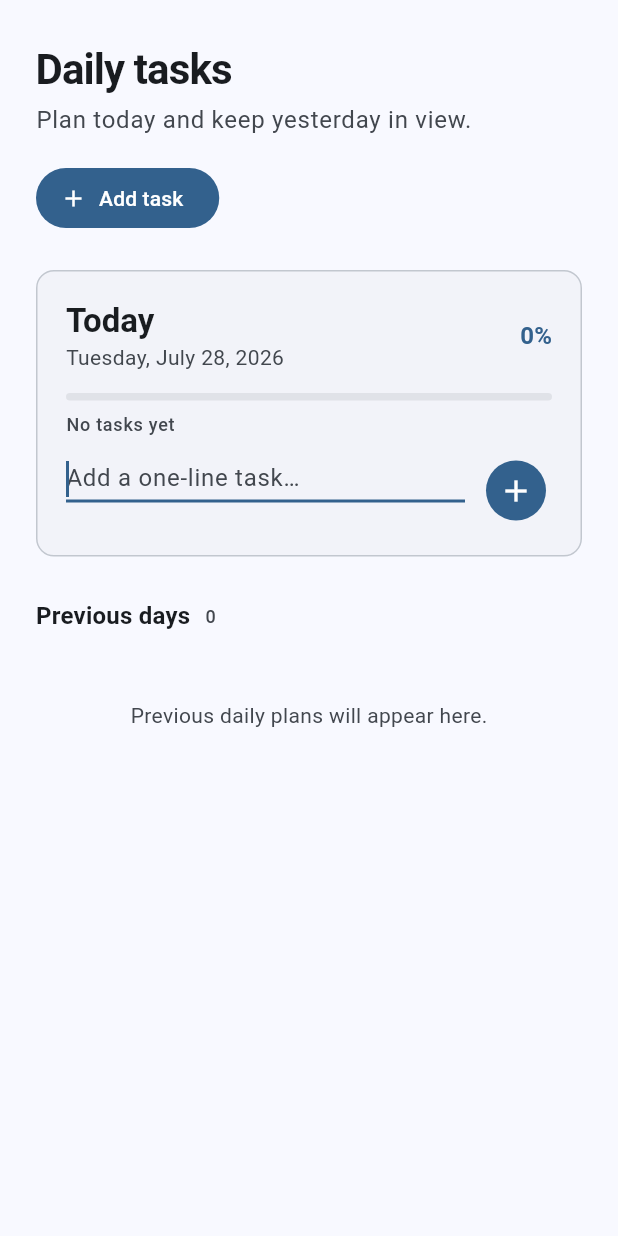
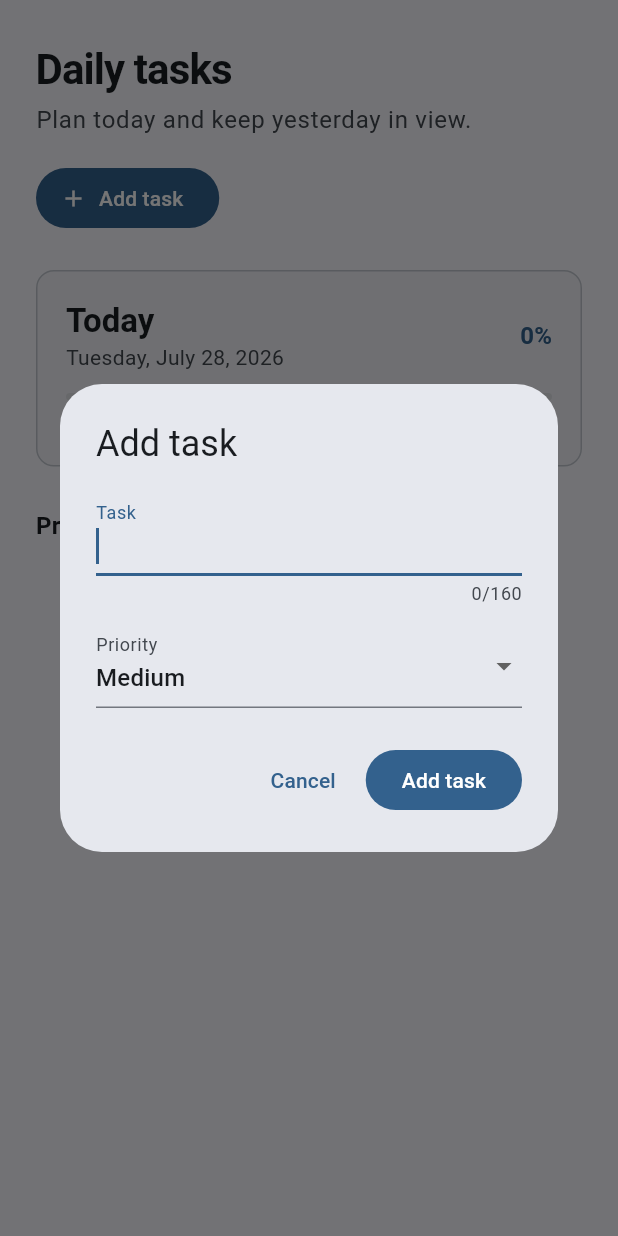
Before and after one commit to saiusesgithub/DailyHQ, a Flutter app: the DailyTasksPage widget shown alone on an empty page, opened directly with empty values, after a tap on "Add task", on a phone screen of 412 x 824 dp. Run offline on Flutter 3.47's test engine with Material 3 defaults, Android fonts, the phone set to English and light mode, and no system bars; our stand-ins replace cloud_firestore, firebase_auth, firebase_core, table_calendar; accounts and stored records are empty.

Commit message:
refactor: move daily task creation into a dialog

```diff
--- a/lib/features/daily_tasks/presentation/daily_tasks_page.dart
+++ b/lib/features/daily_tasks/presentation/daily_tasks_page.dart
@@ -3,6 +3,7 @@ import 'package:flutter/material.dart';
 import '../../../shared/widgets/page_header.dart';
 import '../data/daily_tasks_repository.dart';
 import '../domain/daily_task.dart';
+import '../domain/daily_task_priority.dart';
 
 class DailyTasksPage extends StatefulWidget {
   const DailyTasksPage({required this.userId, super.key});
@@ -15,9 +16,6 @@ class DailyTasksPage extends StatefulWidget {
 
 class _DailyTasksPageState extends State<DailyTasksPage> {
   late final DailyTasksRepository _repository;
-  final _taskController = TextEditingController();
-  final _taskFocusNode = FocusNode();
-  bool _isAdding = false;
 
   @override
   void initState() {
@@ -25,26 +23,17 @@ class _DailyTasksPageState extends State<DailyTasksPage> {
     _repository = DailyTasksRepository(userId: widget.userId);
   }
 
-  @override
-  void dispose() {
-    _taskController.dispose();
-    _taskFocusNode.dispose();
-    super.dispose();
-  }
+  Future<void> _addTask() async {
+    final task = await showDialog<_TaskDraft>(
+      context: context,
+      builder: (context) => const _TaskDialog(),
+    );
+    if (task == null) return;
 
-  Future<void> _addTask() async {
-    final title = _taskController.text.trim();
-    if (title.isEmpty || _isAdding) return;
-
-    setState(() => _isAdding = true);
     try {
-      await _repository.createTask(title, DateTime.now());
-      _taskController.clear();
-      _taskFocusNode.requestFocus();
+      await _repository.createTask(task.title, DateTime.now(), task.priority);
     } catch (error) {
       if (mounted) _showError('Could not add the task.', error);
-    } finally {
-      if (mounted) setState(() => _isAdding = false);
     }
   }
 
@@ -70,7 +59,7 @@ class _DailyTasksPageState extends State<DailyTasksPage> {
                   title: 'Daily tasks',
                   subtitle: 'Plan today and keep yesterday in view.',
                   action: FilledButton.icon(
-                    onPressed: _taskFocusNode.requestFocus,
+                    onPressed: _addTask,
                     icon: const Icon(Icons.add, size: 18),
                     label: const Text('Add task'),
                   ),
@@ -91,10 +80,6 @@ class _DailyTasksPageState extends State<DailyTasksPage> {
                       return _TasksTimeline(
                         tasks: snapshot.data ?? const [],
                         repository: _repository,
-                        taskController: _taskController,
-                        taskFocusNode: _taskFocusNode,
-                        isAdding: _isAdding,
-                        onAddTask: _addTask,
                         onError: _showError,
                       );
                     },
@@ -113,19 +98,11 @@ class _TasksTimeline extends StatelessWidget {
   const _TasksTimeline({
     required this.tasks,
     required this.repository,
-    required this.taskController,
-    required this.taskFocusNode,
-    required this.isAdding,
-    required this.onAddTask,
     required this.onError,
   });
 
   final List<DailyTask> tasks;
   final DailyTasksRepository repository;
-  final TextEditingController taskController;
-  final FocusNode taskFocusNode;
-  final bool isAdding;
-  final VoidCallback onAddTask;
   final void Function(String message, Object error) onError;
 
   @override
@@ -153,10 +130,6 @@ class _TasksTimeline extends StatelessWidget {
           date: today,
           tasks: todayTasks,
           repository: repository,
-          taskController: taskController,
-          taskFocusNode: taskFocusNode,
-          isAdding: isAdding,
-          onAddTask: onAddTask,
           onError: onError,
           isToday: true,
         ),
@@ -214,10 +187,6 @@ class _DayCard extends StatelessWidget {
     required this.repository,
     required this.onError,
     required this.isToday,
-    this.taskController,
-    this.taskFocusNode,
-    this.isAdding = false,
-    this.onAddTask,
   });
 
   final DateTime date;
@@ -225,10 +194,6 @@ class _DayCard extends StatelessWidget {
   final DailyTasksRepository repository;
   final void Function(String message, Object error) onError;
   final bool isToday;
-  final TextEditingController? taskController;
-  final FocusNode? taskFocusNode;
-  final bool isAdding;
-  final VoidCallback? onAddTask;
 
   @override
   Widget build(BuildContext context) {
@@ -319,40 +284,6 @@ class _DayCard extends StatelessWidget {
                   onError: onError,
                 ),
             ],
-            if (isToday) ...[
-              const SizedBox(height: 12),
-              Row(
-                crossAxisAlignment: CrossAxisAlignment.start,
-                children: [
-                  Expanded(
-                    child: TextField(
-                      controller: taskController,
-                      focusNode: taskFocusNode,
-                      enabled: !isAdding,
-                      textInputAction: TextInputAction.done,
-                      onSubmitted: (_) => onAddTask?.call(),
-                      maxLength: 160,
-                      decoration: const InputDecoration(
-                        hintText: 'Add a one-line task…',
-                        counterText: '',
-                        isDense: true,
-                      ),
-                    ),
-                  ),
-                  const SizedBox(width: 10),
-                  IconButton.filled(
-                    onPressed: isAdding ? null : onAddTask,
-                    tooltip: 'Add task',
-                    icon: isAdding
-                        ? const SizedBox.square(
-                            dimension: 18,
-                            child: CircularProgressIndicator(strokeWidth: 2),
-                          )
-                        : const Icon(Icons.add),
-                  ),
-                ],
-              ),
-            ],
           ],
         ),
       ),
@@ -397,13 +328,20 @@ class _TaskRowState extends State<_TaskRow> {
   Future<void> _handleAction(_TaskAction action) async {
     switch (action) {
       case _TaskAction.edit:
-        final title = await showDialog<String>(
+        final task = await showDialog<_TaskDraft>(
           context: context,
-          builder: (context) => _EditTaskDialog(title: widget.task.title),
+          builder: (context) => _TaskDialog(
+            initialTitle: widget.task.title,
+            initialPriority: widget.task.priority,
+          ),
         );
-        if (title != null) {
+        if (task != null) {
           await _run(
-            () => widget.repository.updateTitle(widget.task.id, title),
+            () => widget.repository.updateTask(
+              widget.task.id,
+              task.title,
+              task.priority,
+            ),
             'Could not edit the task.',
           );
         }
@@ -445,15 +383,20 @@ class _TaskRowState extends State<_TaskRow> {
 
     return Padding(
       padding: const EdgeInsets.symmetric(vertical: 4),
-      child: Row(
+      child: Column(
+        crossAxisAlignment: CrossAxisAlignment.stretch,
+        children: [
+          Row(
             children: [
               Checkbox(
                 value: task.isCompleted,
                 onChanged: _isWorking
                     ? null
                     : (value) => _run(
-                    () =>
-                        widget.repository.setCompleted(task.id, value ?? false),
+                        () => widget.repository.setCompleted(
+                          task.id,
+                          value ?? false,
+                        ),
                         'Could not update the task.',
                       ),
               ),
@@ -470,10 +413,29 @@ class _TaskRowState extends State<_TaskRow> {
                   ),
                 ),
               ),
+              const SizedBox(width: 8),
+              _PriorityBadge(priority: task.priority),
+              PopupMenuButton<_TaskAction>(
+                enabled: !_isWorking,
+                tooltip: 'Task actions',
+                onSelected: _handleAction,
+                itemBuilder: (context) => const [
+                  PopupMenuItem(value: _TaskAction.edit, child: Text('Edit')),
+                  PopupMenuItem(
+                    value: _TaskAction.delete,
+                    child: Text('Delete'),
+                  ),
+                ],
+              ),
+            ],
+          ),
           if (widget.isHistory && !task.isCompleted) ...[
-            const SizedBox(width: 8),
-            if (task.rolledOverAt == null)
-              TextButton.icon(
+            Padding(
+              padding: const EdgeInsets.only(left: 48),
+              child: Align(
+                alignment: Alignment.centerLeft,
+                child: task.rolledOverAt == null
+                    ? TextButton.icon(
                         onPressed: _isWorking
                             ? null
                             : () => _run(
@@ -483,49 +445,96 @@ class _TaskRowState extends State<_TaskRow> {
                         icon: const Icon(Icons.redo, size: 17),
                         label: const Text('Do it today'),
                       )
-            else
-              Padding(
-                padding: const EdgeInsets.symmetric(horizontal: 8),
+                    : Padding(
+                        padding: const EdgeInsets.symmetric(
+                          horizontal: 12,
+                          vertical: 8,
+                        ),
                         child: Text(
                           'Moved to today',
-                  style: Theme.of(context).textTheme.labelMedium?.copyWith(
-                    color: colorScheme.onSurfaceVariant,
+                          style: Theme.of(context).textTheme.labelMedium
+                              ?.copyWith(color: colorScheme.onSurfaceVariant),
+                        ),
                       ),
               ),
             ),
           ],
-          PopupMenuButton<_TaskAction>(
-            enabled: !_isWorking,
-            tooltip: 'Task actions',
-            onSelected: _handleAction,
-            itemBuilder: (context) => const [
-              PopupMenuItem(value: _TaskAction.edit, child: Text('Edit')),
-              PopupMenuItem(value: _TaskAction.delete, child: Text('Delete')),
-            ],
-          ),
         ],
       ),
     );
   }
 }
 
-class _EditTaskDialog extends StatefulWidget {
-  const _EditTaskDialog({required this.title});
+class _PriorityBadge extends StatelessWidget {
+  const _PriorityBadge({required this.priority});
+
+  final DailyTaskPriority priority;
+
+  @override
+  Widget build(BuildContext context) {
+    final colorScheme = Theme.of(context).colorScheme;
+    final (background, foreground) = switch (priority) {
+      DailyTaskPriority.low => (
+        colorScheme.surfaceContainerHighest,
+        colorScheme.onSurfaceVariant,
+      ),
+      DailyTaskPriority.medium => (
+        colorScheme.secondaryContainer,
+        colorScheme.onSecondaryContainer,
+      ),
+      DailyTaskPriority.high => (
+        colorScheme.errorContainer,
+        colorScheme.onErrorContainer,
+      ),
+    };
+
+    return Container(
+      padding: const EdgeInsets.symmetric(horizontal: 7, vertical: 3),
+      decoration: BoxDecoration(
+        color: background,
+        borderRadius: BorderRadius.circular(6),
+      ),
+      child: Text(
+        priority.label,
+        style: Theme.of(context).textTheme.labelSmall?.copyWith(
+          color: foreground,
+          fontWeight: FontWeight.w600,
+        ),
+      ),
+    );
+  }
+}
+
+class _TaskDraft {
+  const _TaskDraft({required this.title, required this.priority});
 
   final String title;
+  final DailyTaskPriority priority;
+}
+
+class _TaskDialog extends StatefulWidget {
+  const _TaskDialog({
+    this.initialTitle = '',
+    this.initialPriority = DailyTaskPriority.medium,
+  });
+
+  final String initialTitle;
+  final DailyTaskPriority initialPriority;
 
   @override
-  State<_EditTaskDialog> createState() => _EditTaskDialogState();
+  State<_TaskDialog> createState() => _TaskDialogState();
 }
 
-class _EditTaskDialogState extends State<_EditTaskDialog> {
+class _TaskDialogState extends State<_TaskDialog> {
   late final TextEditingController _controller;
+  late DailyTaskPriority _priority;
   String? _error;
 
   @override
   void initState() {
     super.initState();
-    _controller = TextEditingController(text: widget.title);
+    _controller = TextEditingController(text: widget.initialTitle);
+    _priority = widget.initialPriority;
   }
 
   @override
@@ -540,21 +549,41 @@ class _EditTaskDialogState extends State<_EditTaskDialog> {
       setState(() => _error = 'Enter a task.');
       return;
     }
-    Navigator.pop(context, title);
+    Navigator.pop(context, _TaskDraft(title: title, priority: _priority));
   }
 
   @override
   Widget build(BuildContext context) {
     return AlertDialog(
-      title: const Text('Edit task'),
+      title: Text(widget.initialTitle.isEmpty ? 'Add task' : 'Edit task'),
       content: SizedBox(
         width: 420,
-        child: TextField(
+        child: Column(
+          mainAxisSize: MainAxisSize.min,
+          children: [
+            TextField(
               controller: _controller,
               autofocus: true,
               maxLength: 160,
               onSubmitted: (_) => _save(),
               decoration: InputDecoration(labelText: 'Task', errorText: _error),
+            ),
+            const SizedBox(height: 12),
+            DropdownButtonFormField<DailyTaskPriority>(
+              initialValue: _priority,
+              decoration: const InputDecoration(labelText: 'Priority'),
+              items: [
+                for (final priority in DailyTaskPriority.values)
+                  DropdownMenuItem(
+                    value: priority,
+                    child: Text(priority.label),
+                  ),
+              ],
+              onChanged: (priority) {
+                if (priority != null) _priority = priority;
+              },
+            ),
+          ],
         ),
       ),
       actions: [
@@ -562,7 +591,10 @@ class _EditTaskDialogState extends State<_EditTaskDialog> {
           onPressed: () => Navigator.pop(context),
           child: const Text('Cancel'),
         ),
-        FilledButton(onPressed: _save, child: const Text('Save')),
+        FilledButton(
+          onPressed: _save,
+          child: Text(widget.initialTitle.isEmpty ? 'Add task' : 'Save'),
+        ),
       ],
     );
   }
```
Also changed, not shown: 1 other file. Lines whose indentation alone changed are shown as unchanged.
